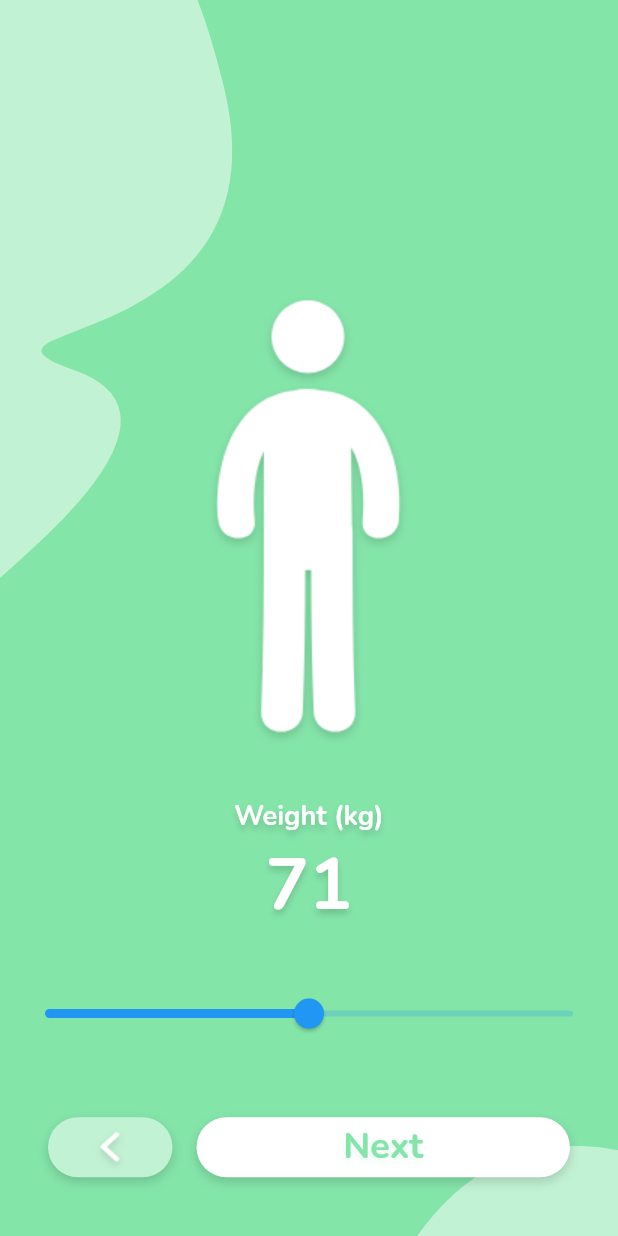
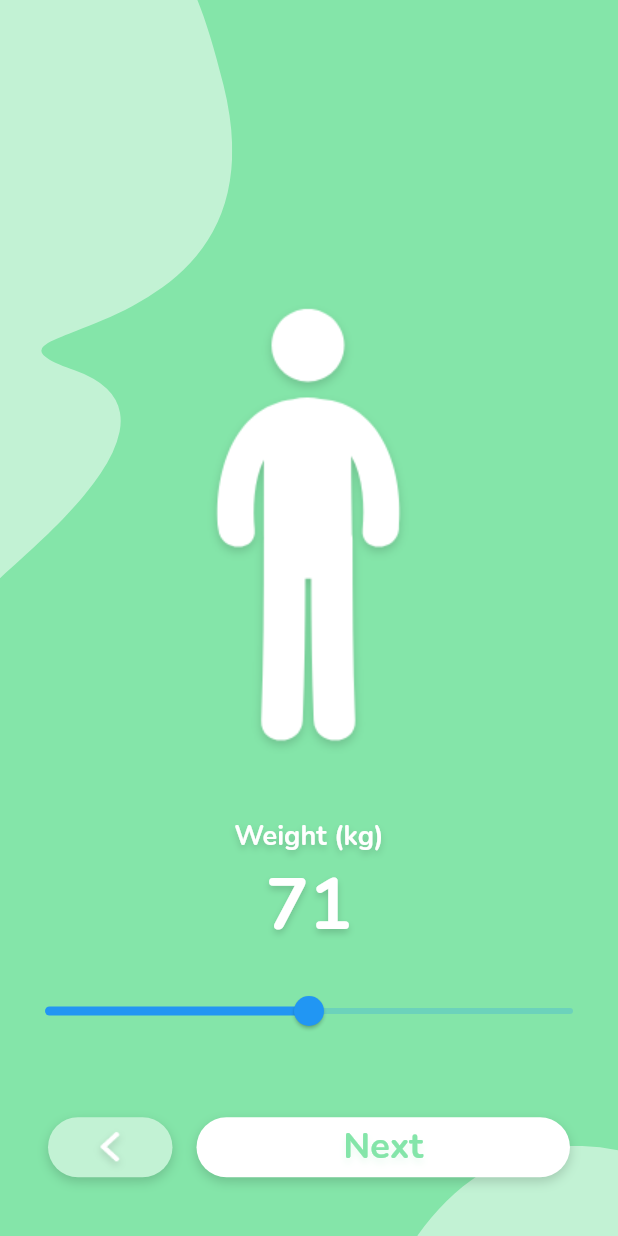
Before and after one commit to wojtekoziol/bmi_calculator, a Flutter app: the screen it shows after launch, swiped to page 2, on a phone screen of 412 x 824 dp. Run offline on Flutter 3.47's test engine with Material 2 defaults, Android fonts, the phone set to English and light mode, and no system bars; our stand-ins replace flutter_svg.

Commit message:
Refactor layout code

```diff
--- a/lib/screens/weight_screen.dart
+++ b/lib/screens/weight_screen.dart
@@ -21,13 +21,13 @@ class WeightScreen extends StatelessWidget {
             child: SvgPicture.asset('assets/svgs/green-2.svg'),
           ),
           Align(
-            alignment: Alignment.center.add(const Alignment(0, -0.25)),
-            child: Image.asset('assets/pngs/person-1.png'),
-          ),
-          Align(
-            alignment: const Alignment(0, 0.45),
+            child: Padding(
+              padding: const EdgeInsets.only(top: 200, bottom: 150),
               child: Column(
-              mainAxisSize: MainAxisSize.min,
+                mainAxisAlignment: MainAxisAlignment.spaceBetween,
+                children: [
+                  Image.asset('assets/pngs/person-1.png'),
+                  Column(
                     children: [
                       Text(
                         'Weight (kg)',
@@ -63,14 +63,14 @@ class WeightScreen extends StatelessWidget {
                       ),
                     ],
                   ),
-          ),
-          Align(
-            alignment: const Alignment(0, 0.64),
-            child: ConstrainedBox(
+                  ConstrainedBox(
                     constraints: BoxConstraints.tight(const Size(400, 0)),
                     child: Slider(
                       onChanged: (double value) {},
                       value: 0.5,
+                    ),
+                  ),
+                ],
               ),
             ),
           ),
```
Also changed, not shown: lib/screens/home_screen.dart (+8 -5 lines). Lines whose indentation alone changed are shown as unchanged.
